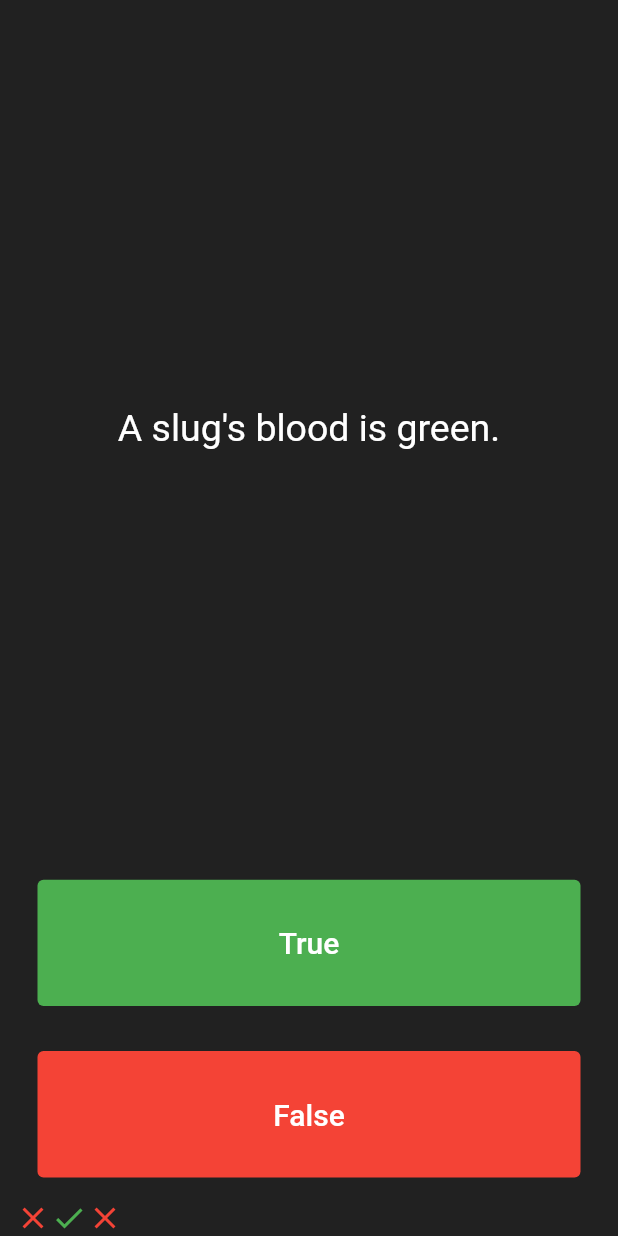
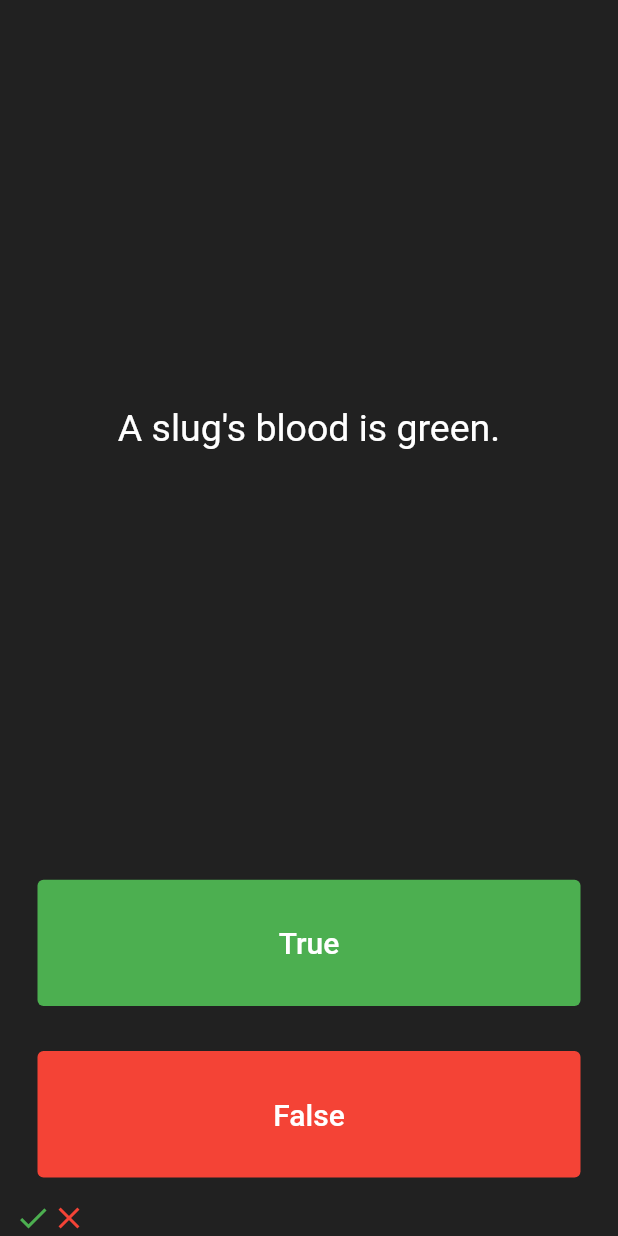
Before and after one commit to Aravindraj2k04/quizzler, a Flutter app: the screen it shows after launch, after a tap on "True", after a tap on "False", on a phone screen of 412 x 824 dp. Run offline on Flutter 3.47's test engine with Material 2 defaults, Android fonts, the phone set to English and light mode, and no system bars.

Commit message:
classes added

```diff
--- a/lib/main.dart
+++ b/lib/main.dart
@@ -1,4 +1,6 @@
 import 'package:flutter/material.dart';
+import 'question.dart';
+
 
 void main() => runApp(Quizzler());
 
@@ -27,20 +29,18 @@ class QuizPage extends StatefulWidget {
 class _QuizPageState extends State<QuizPage> {
   List<Icon> scoreKeeper = [
     //Icon(Icons.check, color: Colors.green),
-    Icon(Icons.close, color: Colors.red),
+    //Icon(Icons.close, color: Colors.red),
   ];
 
-  List<String> questions = [
-    'You can lead a cow down stairs but not up stairs.',
-    'Approximately one quarter of human bones are in the feet.',
-    'A slug\'s blood is green.'
+  List<Question> questionBank = [
+    Question(q: 'You can lead a cow down stairs but not up stairs.', a: false),
+    Question(q: 'Approximately one quarter of human bones are in the feet.', a: true),
+    Question(q: 'A slug\'s blood is green.', a: true),
   ];
-
-  List<bool> answers = [false, true, true];
-
   int questionnumber = 0;
   @override
   Widget build(BuildContext context) {
+
     return Column(
       mainAxisAlignment: MainAxisAlignment.spaceBetween,
       crossAxisAlignment: CrossAxisAlignment.stretch,
@@ -51,7 +51,7 @@ class _QuizPageState extends State<QuizPage> {
             padding: EdgeInsets.all(10.0),
             child: Center(
               child: Text(
-                questions[questionnumber],
+                questionBank[questionnumber].questionText,
                 textAlign: TextAlign.center,
                 style: TextStyle(
                   fontSize: 25.0,
@@ -77,17 +77,15 @@ class _QuizPageState extends State<QuizPage> {
               ),
               onPressed: () {
                 setState(() {
-                  bool correctAnswer = answers[questionnumber];
-                  if(correctAnswer == true)
-                  {
+                  bool correctAnswer = questionBank[questionnumber].questionAnswer;
+                  if (correctAnswer == true) {
                     print('user got it right');
-                  }
-                  else
-                  {
+                  } else {
                     print('user got it wrong');
                   }
                   scoreKeeper.add(Icon(Icons.check, color: Colors.green));
                   questionnumber++;
+
                   //The user picked true.
                 });
 
@@ -112,13 +110,10 @@ class _QuizPageState extends State<QuizPage> {
               ),
               onPressed: () {
                 setState(() {
-                  bool correctAnswer = answers[questionnumber];
-                  if(correctAnswer == false)
-                  {
+                  bool correctAnswer = questionBank[questionnumber].questionAnswer;
+                  if (correctAnswer == false) {
                     print('user got it right');
-                  }
-                  else
-                  {
+                  } else {
                     print('user got it wrong');
                   }
                   scoreKeeper.add(Icon(Icons.close, color: Colors.red));
@@ -138,6 +133,8 @@ class _QuizPageState extends State<QuizPage> {
   }
 }
 
+
+
 /*
 question1: 'You can lead a cow down stairs but not up stairs.', false,
 question2: 'Approximately one quarter of human bones are in the feet.', true,
--- /dev/null
+++ b/lib/question.dart
@@ -0,0 +1,8 @@
+class Question {
+  String questionText;
+  bool questionAnswer;
+
+  Question({required String q,required bool a,})
+       : questionText = q,
+        questionAnswer = a;
+}
```
